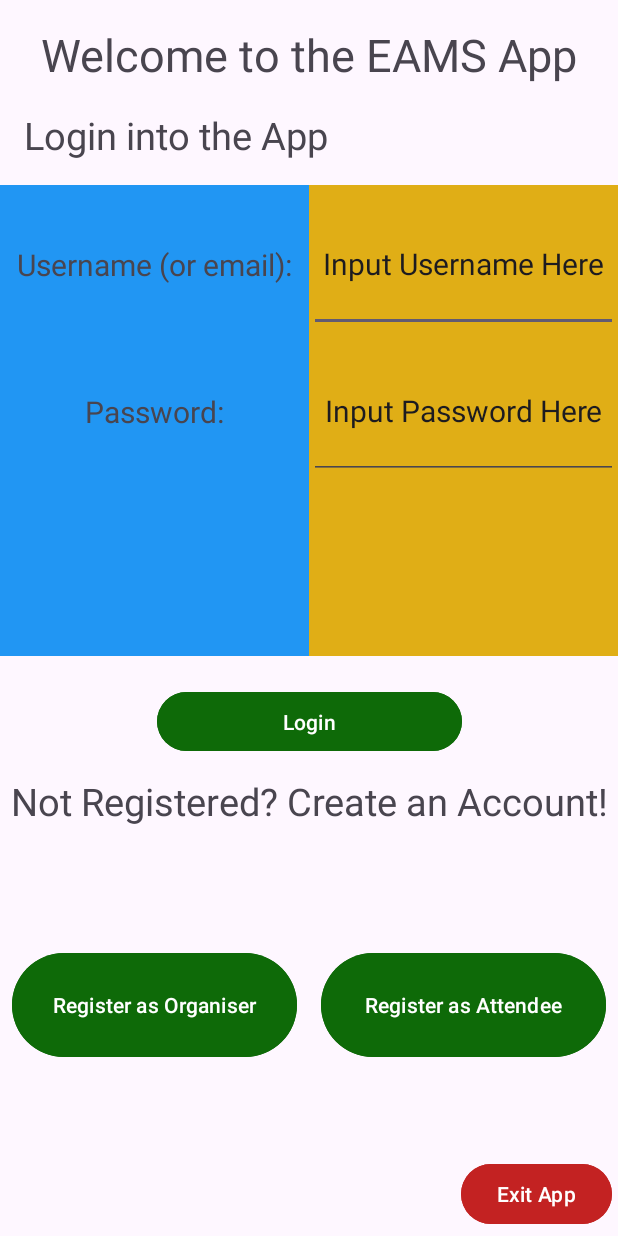
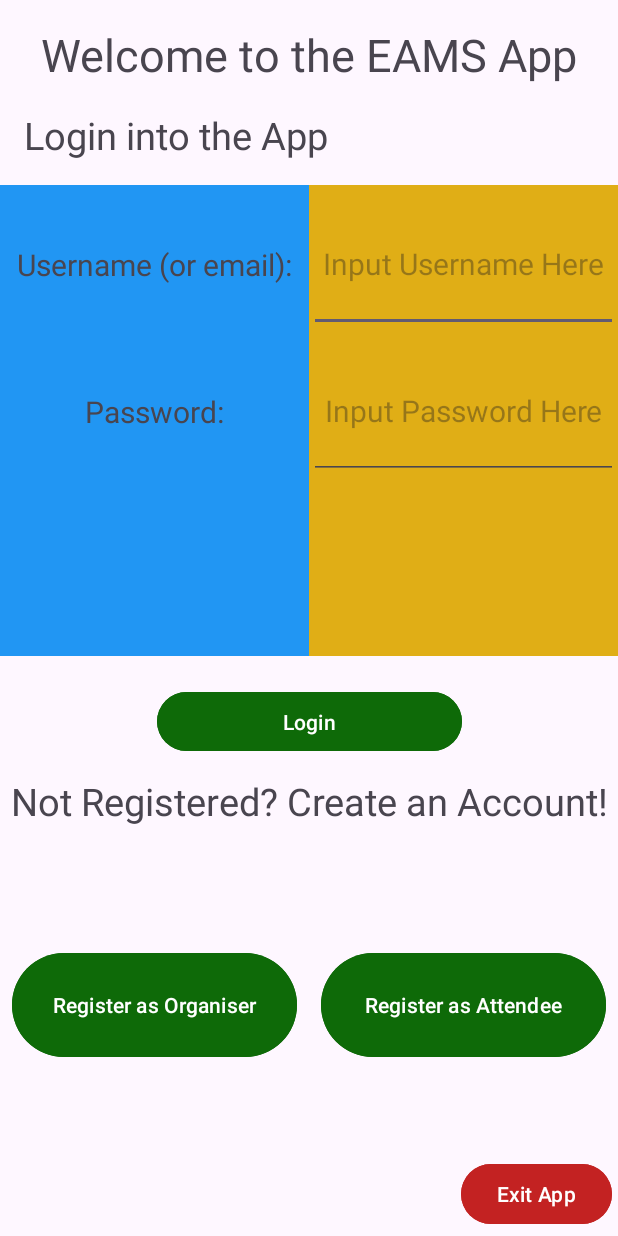
Before and after one commit to uOttawaSEG/Event-Attendance-Management-System-EAMS-App, an Android app: the screen it shows after launch (InitialPage), on a phone screen of 412 x 824 dp. Run offline under Robolectric (Android 15) with nearby library versions, the phone set to English and light mode, and no system bars.

Commit message:
few problems fixed
1. Resolved the issue where we couldnt close the app
2. Fixed the issue where the text wouldnt overwrite our "Input Username" and "Input Password" text

```diff
--- a/app/src/main/java/com/example/user_interface_login_page/InitialPage.java
+++ b/app/src/main/java/com/example/user_interface_login_page/InitialPage.java
@@ -69,7 +69,7 @@ public class InitialPage extends AppCompatActivity {
         });
 
         buttonExit.setOnClickListener(v -> {
-            System.exit(1);
+            finishAffinity();
         });
     }
 }
--- a/app/src/main/res/layout/activity_initial_page.xml
+++ b/app/src/main/res/layout/activity_initial_page.xml
@@ -88,7 +88,7 @@
             android:layout_width="match_parent"
             android:layout_height="90dp"
             android:gravity="center"
-            android:text="Input Username Here"
+            android:hint="Input Username Here"
             android:textSize="20dp"
             android:layout_marginTop="8dp" />
 
@@ -97,7 +97,7 @@
             android:layout_width="match_parent"
             android:layout_height="90dp"
             android:gravity="center"
-            android:text="Input Password Here"
+            android:hint="Input Password Here"
             android:textSize="20dp"
             android:layout_marginTop="8dp" />
     </LinearLayout>
```
